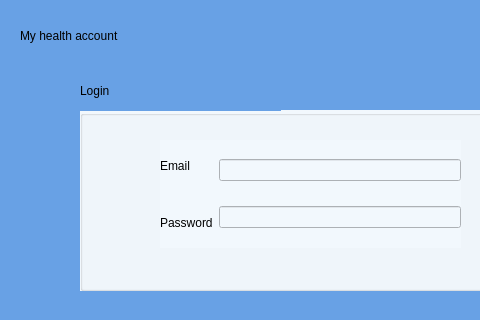
The window that login.ui (Darijan444/COV-19-Desktop_App) describes before a commit, drawn with Qt 5; both pictures show x 0 to 480 and y 0 to 320 of the 634 by 447 pixel window.
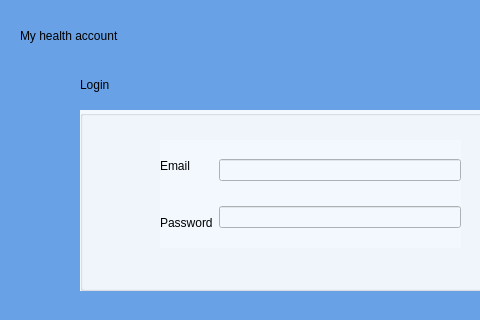
The same window after the commit.

```diff
--- a/login.ui
+++ b/login.ui
@@ -107,7 +107,7 @@
    <property name="geometry">
     <rect>
      <x>80</x>
-     <y>70</y>
+     <y>64</y>
      <width>201</width>
      <height>41</height>
     </rect>
```
